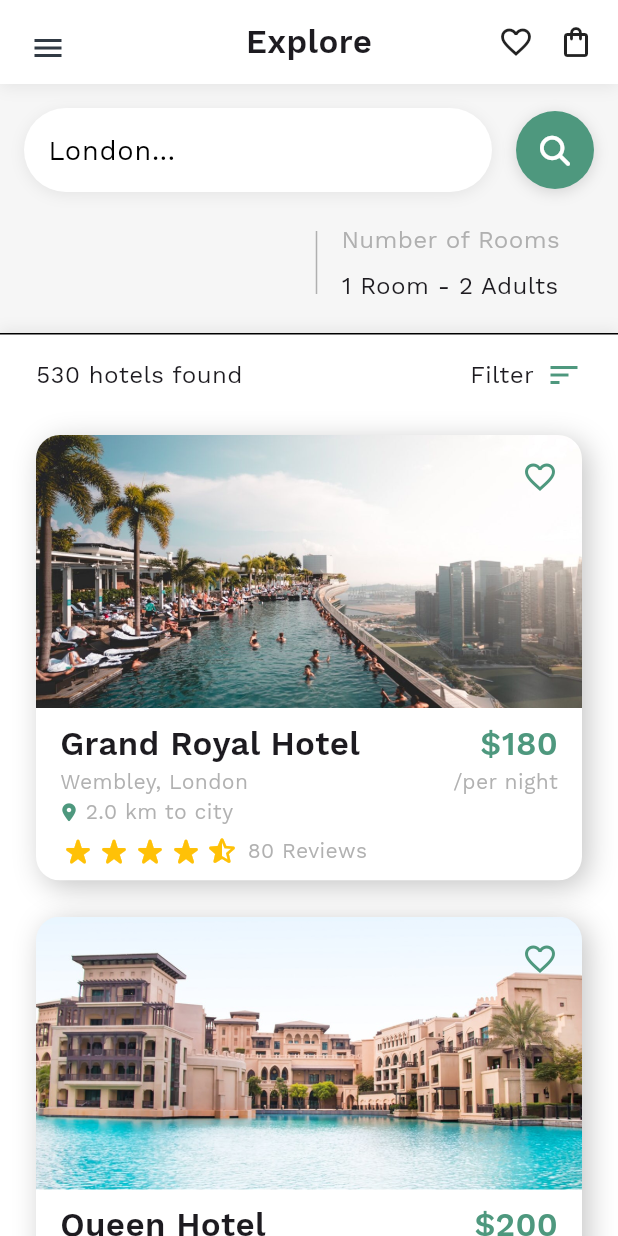
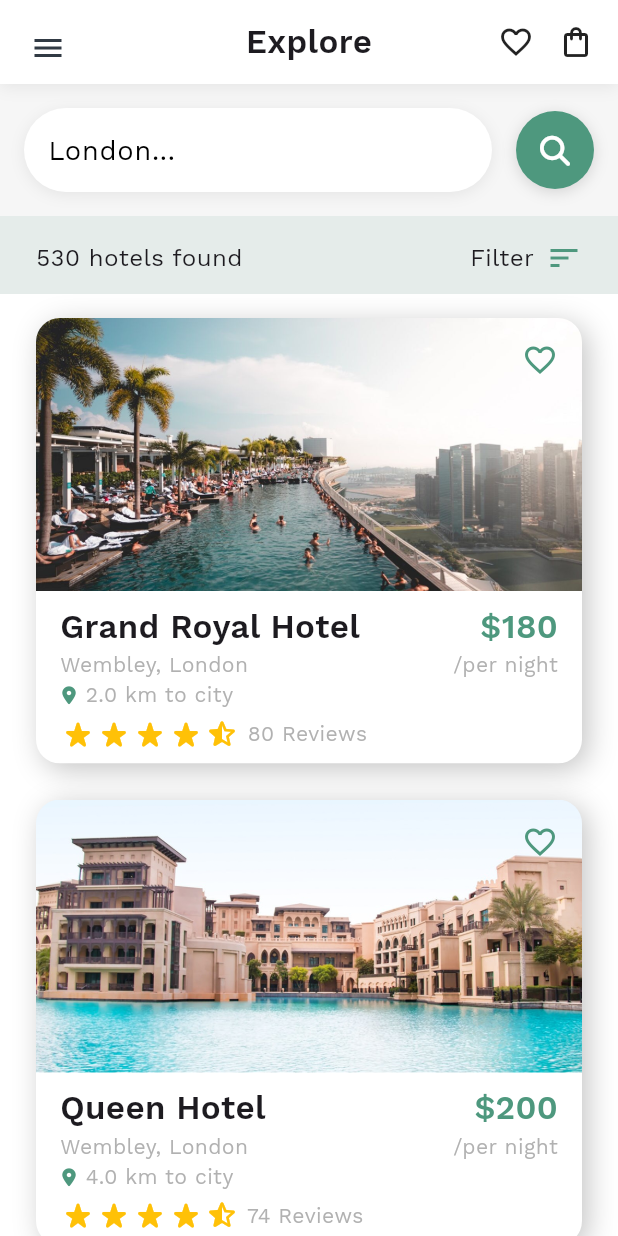
Before and after one commit to takumade/hotel-app, a Flutter app: the screen it shows after launch, on a phone screen of 412 x 824 dp. Run offline on Flutter 3.47's test engine with Material 3 defaults, Android fonts, the phone set to English and light mode, and no system bars; drawn by our look-alikes of flutter_rating_bar; our stand-ins replace font_awesome_flutter.

Commit message:
Remove divider

```diff
--- a/lib/screens/home_screen.dart
+++ b/lib/screens/home_screen.dart
@@ -70,8 +70,7 @@ class _HotelHomeScreenState extends State<HotelHomeScreen>
                                   (BuildContext context, int index) {
                                 return Column(
                                   children: <Widget>[
-                                    getSearchBarUI(),
-                                    getTimeDateUI(),
+                                    getSearchBarUI()
                                   ],
                                 );
                               }, childCount: 1),
@@ -222,59 +221,59 @@ class _HotelHomeScreenState extends State<HotelHomeScreen>
               ],
             ),
           ),
-          Padding(
-            padding: const EdgeInsets.only(right: 8),
-            child: Container(
-              width: 1,
-              height: 42,
-              color: Colors.grey.withOpacity(0.8),
-            ),
-          ),
+          // Padding(
+          //   padding: const EdgeInsets.only(right: 8),
+          //   child: Container(
+          //     width: 1,
+          //     height: 42,
+          //     color: Colors.grey.withOpacity(0.8),
+          //   ),
+          // ),
           Expanded(
             child: Row(
               children: <Widget>[
-                Material(
-                  color: Colors.transparent,
-                  child: InkWell(
-                    focusColor: Colors.transparent,
-                    highlightColor: Colors.transparent,
-                    hoverColor: Colors.transparent,
-                    splashColor: Colors.grey.withOpacity(0.2),
-                    borderRadius: const BorderRadius.all(
-                      Radius.circular(4.0),
-                    ),
-                    onTap: () {
-                      FocusScope.of(context).requestFocus(FocusNode());
-                    },
-                    child: Padding(
-                      padding: const EdgeInsets.only(
-                          left: 8, right: 8, top: 4, bottom: 4),
-                      child: Column(
-                        mainAxisAlignment: MainAxisAlignment.center,
-                        crossAxisAlignment: CrossAxisAlignment.start,
-                        children: <Widget>[
-                          Text(
-                            'Number of Rooms',
-                            style: TextStyle(
-                                fontWeight: FontWeight.w100,
-                                fontSize: 16,
-                                color: Colors.grey.withOpacity(0.8)),
-                          ),
-                          const SizedBox(
-                            height: 8,
-                          ),
-                          Text(
-                            '1 Room - 2 Adults',
-                            style: TextStyle(
-                              fontWeight: FontWeight.w100,
-                              fontSize: 16,
-                            ),
-                          ),
-                        ],
-                      ),
-                    ),
-                  ),
-                ),
+                // Material(
+                //   color: Colors.transparent,
+                //   child: InkWell(
+                //     focusColor: Colors.transparent,
+                //     highlightColor: Colors.transparent,
+                //     hoverColor: Colors.transparent,
+                //     splashColor: Colors.grey.withOpacity(0.2),
+                //     borderRadius: const BorderRadius.all(
+                //       Radius.circular(4.0),
+                //     ),
+                //     onTap: () {
+                //       FocusScope.of(context).requestFocus(FocusNode());
+                //     },
+                //     child: Padding(
+                //       padding: const EdgeInsets.only(
+                //           left: 8, right: 8, top: 4, bottom: 4),
+                //       child: Column(
+                //         mainAxisAlignment: MainAxisAlignment.center,
+                //         crossAxisAlignment: CrossAxisAlignment.start,
+                //         children: <Widget>[
+                //           Text(
+                //             'Number of Rooms',
+                //             style: TextStyle(
+                //                 fontWeight: FontWeight.w100,
+                //                 fontSize: 16,
+                //                 color: Colors.grey.withOpacity(0.8)),
+                //           ),
+                //           const SizedBox(
+                //             height: 8,
+                //           ),
+                //           Text(
+                //             '1 Room - 2 Adults',
+                //             style: TextStyle(
+                //               fontWeight: FontWeight.w100,
+                //               fontSize: 16,
+                //             ),
+                //           ),
+                //         ],
+                //       ),
+                //     ),
+                //   ),
+                // ),
               ],
             ),
           ),
@@ -361,25 +360,8 @@ class _HotelHomeScreenState extends State<HotelHomeScreen>
   Widget getFilterBarUI() {
     return Stack(
       children: <Widget>[
-        Positioned(
-          top: 0,
-          left: 0,
-          right: 0,
-          child: Container(
-            height: 24,
-            decoration: BoxDecoration(
-              color: HotelAppTheme.buildLightTheme().backgroundColor,
-              boxShadow: <BoxShadow>[
-                BoxShadow(
-                    color: Colors.grey.withOpacity(0.2),
-                    offset: const Offset(0, -2),
-                    blurRadius: 8.0),
-              ],
-            ),
-          ),
-        ),
         Container(
-          color: HotelAppTheme.buildLightTheme().backgroundColor,
+          color: HotelAppTheme.buildLightTheme().primaryColor.withOpacity(0.1),
           child: Padding(
             padding:
                 const EdgeInsets.only(left: 16, right: 16, top: 8, bottom: 4),
@@ -442,14 +424,6 @@ class _HotelHomeScreenState extends State<HotelHomeScreen>
             ),
           ),
         ),
-        const Positioned(
-          top: 0,
-          left: 0,
-          right: 0,
-          child: Divider(
-            height: 1,
-          ),
-        )
       ],
     );
   }
```
